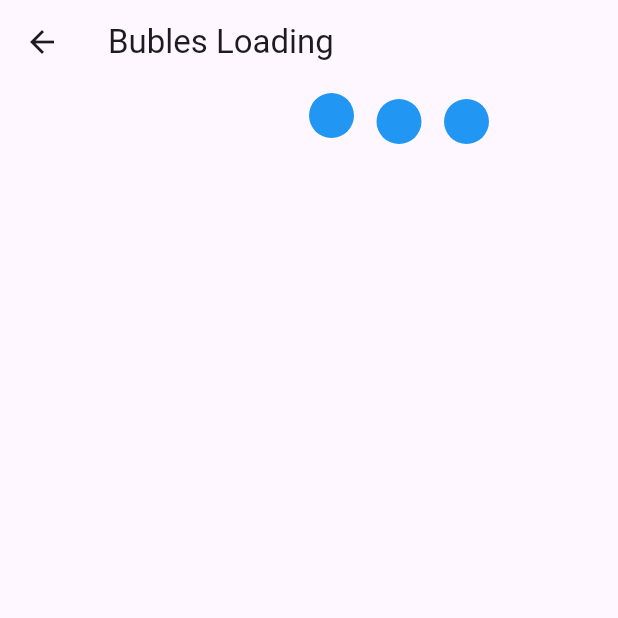
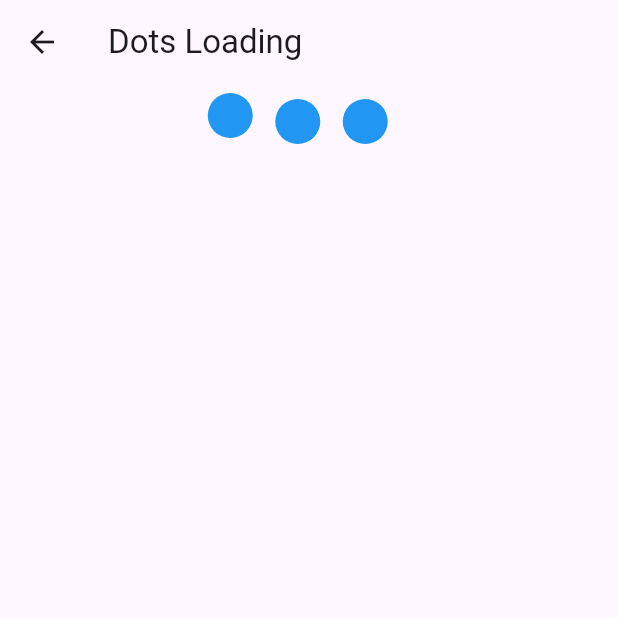
Before and after one commit to prosmaw/flutter_custom_widgets, a Flutter app: the DotsLoading screen opened directly, on a phone screen of 412 x 824 dp, the top half of it. Run offline on Flutter 3.47's test engine with Material 3 defaults, Android fonts, the phone set to English and light mode, and no system bars.

Commit message:
dot loading update

```diff
--- a/lib/widgets/dots_loading.dart
+++ b/lib/widgets/dots_loading.dart
@@ -48,10 +48,9 @@ class _DotsLoadingState extends State<DotsLoading>
     //double width = MediaQuery.of(context).size.width;
     return Scaffold(
         appBar: AppBar(
-          title: const Text("Bubles Loading"),
+          title: const Text("Dots Loading"),
         ),
-        body: Center(
-          child: Flow(
+        body: Flow(
             delegate: FlowDotDelegate(animation: controller, count: count),
             children: List.generate(
                 3,
@@ -60,8 +59,7 @@ class _DotsLoadingState extends State<DotsLoading>
                       width: 30,
                       decoration: const BoxDecoration(
                           color: Colors.blue, shape: BoxShape.circle),
-                      )).toList()),
-        ));
+                    )).toList()));
   }
 }
 
@@ -75,8 +73,10 @@ class FlowDotDelegate extends FlowDelegate {
     //double topPosition = 10;
     Animation<double> topPosition;
     double childWidth = context.getChildSize(0)!.width;
+    int childCount = context.childCount;
     double spacing = 15 + childWidth;
     double width = context.size.width;
+    double start = width / 2 - (childCount * spacing) / 2;
     for (int i = 0; i < context.childCount; ++i) {
       if (count == i) {
         topPosition = Tween<double>(begin: 10, end: 0).animate(animation);
@@ -85,7 +85,7 @@ class FlowDotDelegate extends FlowDelegate {
       }
       context.paintChild(i,
           transform: Matrix4.translationValues(
-              width / 2 + (i * spacing), topPosition.value, 0));
+              start + (i * spacing), topPosition.value, 0));
     }
   }
 
```
Lines whose indentation alone changed are shown as unchanged.
